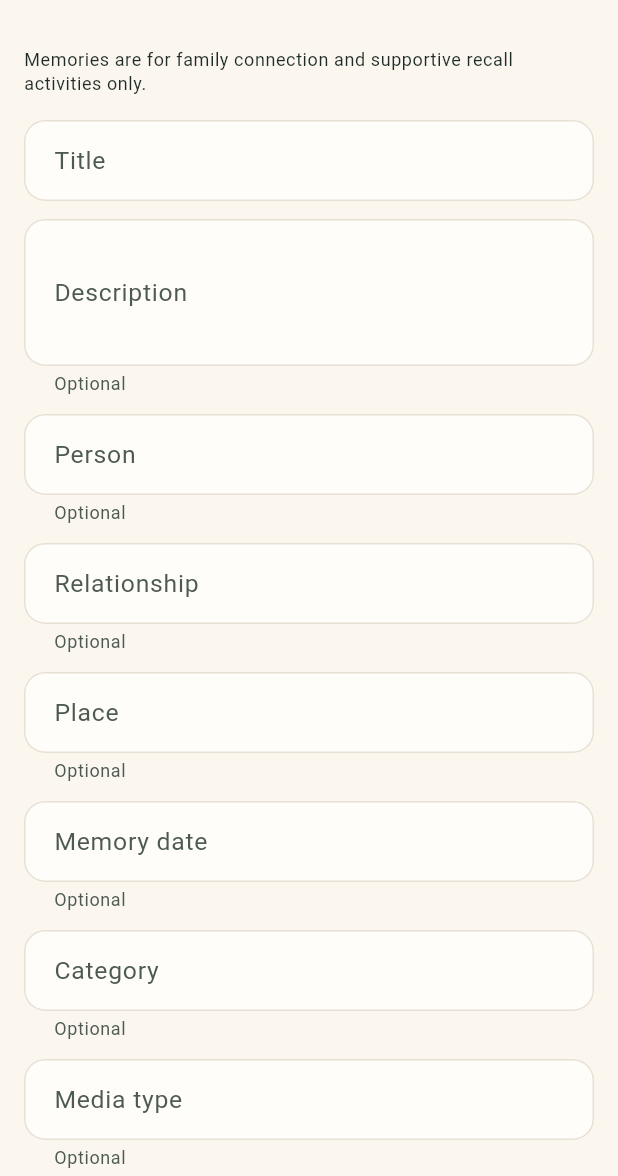
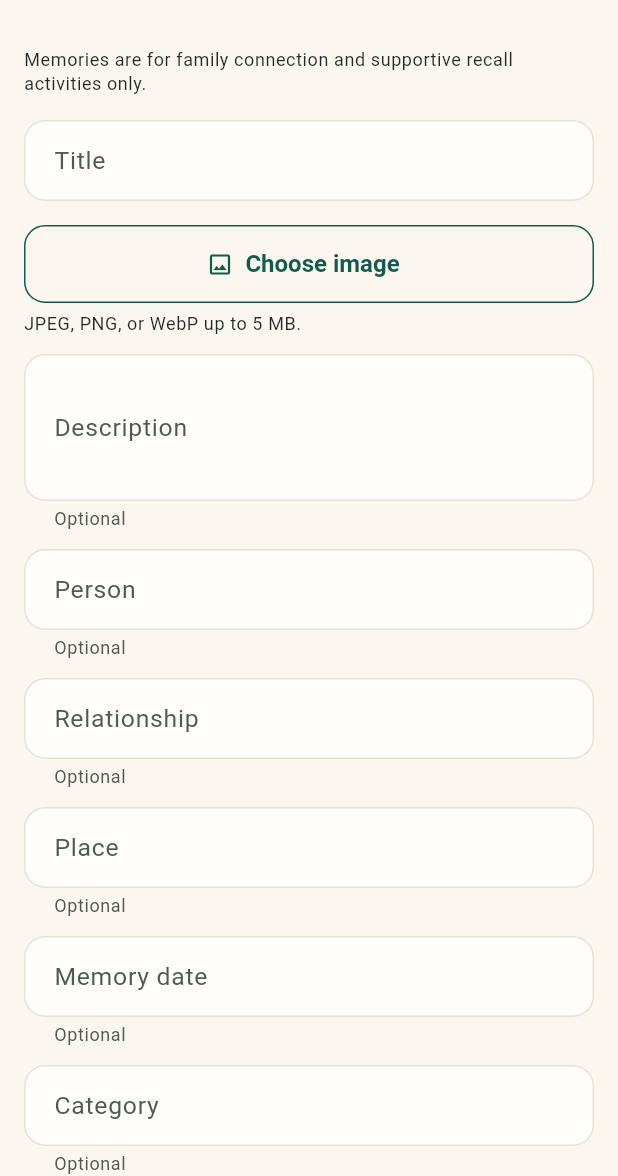
Before and after one commit to samahsuwan122/NeuroBridge, a Flutter app: the MemoryCreateScreen screen opened by its route, on a phone screen of 412 x 824 dp, the part 60-1236 px from its top. Run offline on Flutter 3.47's test engine with Material 3 defaults, Android fonts, the phone set to English and light mode, and no system bars; our stand-ins replace dio, go_router, image_picker; accounts and stored records are empty.

Commit message:
feat(mobile): upload memory images

```diff
--- a/mobile/lib/core/localization/app_localizations.dart
+++ b/mobile/lib/core/localization/app_localizations.dart
@@ -147,7 +147,19 @@ class AppLocalizations {
       'cancel': 'Cancel',
       'submitting': 'Saving…',
       'memoryDateHint': 'YYYY-MM-DD',
-      'mediaUrlHint': 'Link or note (no file upload yet)',
+      'mediaUrlHint': 'Link or note (optional)',
+      // Image upload
+      'chooseImage': 'Choose image',
+      'changeImage': 'Change image',
+      'imageSelected': 'Selected image',
+      'imageRequirements': 'JPEG, PNG, or WebP up to 5 MB.',
+      'imageUploadFailed': 'Could not upload the image. Please try again.',
+      'imageUploadSuccess': 'Memory and image saved.',
+      'unsupportedImageType': 'Unsupported image type. Use JPEG, PNG, or WebP.',
+      'imageTooLarge': 'The image is too large (maximum 5 MB).',
+      'memoryCreatedImageFailed':
+          'Memory saved, but the image could not be uploaded. You can add it later.',
+      'imageAttached': 'Image attached',
     },
     'ar': {
       'appTitle': 'نيوروبريدج',
@@ -275,7 +287,19 @@ class AppLocalizations {
       'cancel': 'إلغاء',
       'submitting': 'جارٍ الحفظ…',
       'memoryDateHint': 'YYYY-MM-DD',
-      'mediaUrlHint': 'رابط أو ملاحظة (لا يوجد رفع ملفات بعد)',
+      'mediaUrlHint': 'رابط أو ملاحظة (اختياري)',
+      // Image upload
+      'chooseImage': 'اختيار صورة',
+      'changeImage': 'تغيير الصورة',
+      'imageSelected': 'الصورة المحددة',
+      'imageRequirements': 'JPEG أو PNG أو WebP حتى ٥ ميجابايت.',
+      'imageUploadFailed': 'تعذّر رفع الصورة. حاول مرة أخرى.',
+      'imageUploadSuccess': 'تم حفظ الذكرى والصورة.',
+      'unsupportedImageType': 'نوع صورة غير مدعوم. استخدم JPEG أو PNG أو WebP.',
+      'imageTooLarge': 'الصورة كبيرة جدًا (الحد الأقصى ٥ ميجابايت).',
+      'memoryCreatedImageFailed':
+          'تم حفظ الذكرى، لكن تعذّر رفع الصورة. يمكنك إضافتها لاحقًا.',
+      'imageAttached': 'صورة مرفقة',
     },
   };
 
@@ -406,6 +430,17 @@ class AppLocalizations {
   String get submitting => _t('submitting');
   String get memoryDateHint => _t('memoryDateHint');
   String get mediaUrlHint => _t('mediaUrlHint');
+
+  String get chooseImage => _t('chooseImage');
+  String get changeImage => _t('changeImage');
+  String get imageSelected => _t('imageSelected');
+  String get imageRequirements => _t('imageRequirements');
+  String get imageUploadFailed => _t('imageUploadFailed');
+  String get imageUploadSuccess => _t('imageUploadSuccess');
+  String get unsupportedImageType => _t('unsupportedImageType');
+  String get imageTooLarge => _t('imageTooLarge');
+  String get memoryCreatedImageFailed => _t('memoryCreatedImageFailed');
+  String get imageAttached => _t('imageAttached');
 }
 
 class _AppLocalizationsDelegate
--- a/mobile/lib/features/memories/application/memories_controller.dart
+++ b/mobile/lib/features/memories/application/memories_controller.dart
@@ -4,30 +4,48 @@ import '../../../core/storage/secure_storage_service.dart';
 import '../../home/data/patient_api.dart';
 import '../data/memories_api.dart';
 import '../data/memory_entry.dart';
+import '../data/memory_image.dart';
+import '../data/memory_image_picker.dart';
 
 enum MemoriesStatus { initial, loading, loaded, empty, error }
 
 enum MemoryCreateStatus { idle, submitting, success, error }
 
-/// Loads the caller's visible Memory Album entries and creates new ones.
+/// Result of submitting the Add Memory form.
+enum MemorySubmitResult { success, createFailed, imageUploadFailed }
+
+/// Why a picked image was rejected client-side (before any upload).
+enum MemoryImageError { unsupportedType, tooLarge }
+
+/// Loads the caller's Memory Album entries, creates new ones, and uploads an
+/// optional real image.
 ///
-/// Never throws to the UI and never logs tokens. A missing token, a missing
-/// patient profile, or a backend error maps to an `error` status with retry
-/// support. Creating uses `POST /api/v1/memories` (no file upload).
+/// Never throws to the UI and never logs tokens or local file paths. Missing
+/// token/profile or backend errors map to safe states.
 class MemoriesController extends ChangeNotifier {
-  MemoriesController(this._api, this._patientApi, this._storage);
+  MemoriesController(
+    this._api,
+    this._patientApi,
+    this._storage, [
+    MemoryImagePicker? picker,
+  ]) : _picker = picker ?? ImagePickerMemoryPicker();
 
   final MemoriesApi _api;
   final PatientApi _patientApi;
   final SecureStorageService _storage;
+  final MemoryImagePicker _picker;
 
   MemoriesStatus _status = MemoriesStatus.initial;
   List<MemoryEntry> _memories = const [];
   MemoryCreateStatus _createStatus = MemoryCreateStatus.idle;
+  PickedMemoryImage? _selectedImage;
+  MemoryImageError? _imageError;
 
   MemoriesStatus get status => _status;
   List<MemoryEntry> get memories => _memories;
   MemoryCreateStatus get createStatus => _createStatus;
+  PickedMemoryImage? get selectedImage => _selectedImage;
+  MemoryImageError? get imageError => _imageError;
 
   Future<void> load() async {
     _status = MemoriesStatus.loading;
@@ -48,11 +66,46 @@ class MemoriesController extends ChangeNotifier {
     notifyListeners();
   }
 
-  /// Creates a memory for the caller's first visible patient profile.
+  /// Pick an image from the gallery and validate it client-side. A cancelled
+  /// pick is a no-op; an unsupported type or oversized file sets [imageError].
+  Future<void> pickImage() async {
+    try {
+      final picked = await _picker.pick();
+      if (picked == null) return; // cancelled
+      if (!picked.isAllowedType) {
+        _selectedImage = null;
+        _imageError = MemoryImageError.unsupportedType;
+        notifyListeners();
+        return;
+      }
+      if (!picked.isWithinSize) {
+        _selectedImage = null;
+        _imageError = MemoryImageError.tooLarge;
+        notifyListeners();
+        return;
+      }
+      _selectedImage = picked;
+      _imageError = null;
+      notifyListeners();
+    } catch (_) {
+      // Never crash the UI because the picker failed.
+    }
+  }
+
+  void clearSelectedImage() {
+    _selectedImage = null;
+    _imageError = null;
+    notifyListeners();
+  }
+
+  /// Create a memory for the caller's first visible patient profile, then (if
+  /// an image is selected) upload it.
   ///
-  /// Returns true on success (and refreshes the list). Returns false — with
-  /// [createStatus] == error — on a missing token/profile or a backend error.
-  Future<bool> createMemory({
+  /// Returns [MemorySubmitResult.success] when everything succeeds,
+  /// [MemorySubmitResult.createFailed] (with [createStatus] == error) if the
+  /// memory could not be created, or [MemorySubmitResult.imageUploadFailed] if
+  /// the memory was created but the image upload failed (the memory is kept).
+  Future<MemorySubmitResult> createMemory({
     required String title,
     String? description,
     String? personName,
@@ -70,15 +123,15 @@ class MemoriesController extends ChangeNotifier {
       if (token == null || token.isEmpty) {
         _createStatus = MemoryCreateStatus.error;
         notifyListeners();
-        return false;
+        return MemorySubmitResult.createFailed;
       }
       final profiles = await _patientApi.listPatients(token);
       if (profiles.isEmpty) {
         _createStatus = MemoryCreateStatus.error;
         notifyListeners();
-        return false;
+        return MemorySubmitResult.createFailed;
       }
-      await _api.createMemory(
+      final created = await _api.createMemory(
         token: token,
         patientProfileId: profiles.first.id,
         title: title,
@@ -91,21 +144,43 @@ class MemoriesController extends ChangeNotifier {
         mediaType: mediaType,
         mediaUrl: mediaUrl,
       );
+
+      final image = _selectedImage;
+      if (image != null) {
+        try {
+          await _api.uploadMemoryImage(
+            token: token,
+            memoryId: created.id,
+            image: image,
+          );
+        } catch (_) {
+          // The memory was created; only the image failed.
+          _selectedImage = null;
+          _createStatus = MemoryCreateStatus.success;
+          notifyListeners();
+          await load();
+          return MemorySubmitResult.imageUploadFailed;
+        }
+      }
+
+      _selectedImage = null;
       _createStatus = MemoryCreateStatus.success;
       notifyListeners();
       // Refresh the list so the new memory is visible when returning.
       await load();
-      return true;
+      return MemorySubmitResult.success;
     } catch (_) {
       _createStatus = MemoryCreateStatus.error;
       notifyListeners();
-      return false;
+      return MemorySubmitResult.createFailed;
     }
   }
 
-  /// Reset the create status (e.g. when opening the Add Memory form).
+  /// Reset transient create state (e.g. when opening the Add Memory form).
   void resetCreate() {
     _createStatus = MemoryCreateStatus.idle;
+    _selectedImage = null;
+    _imageError = null;
     notifyListeners();
   }
 }
--- a/mobile/lib/features/memories/data/memories_api.dart
+++ b/mobile/lib/features/memories/data/memories_api.dart
@@ -1,9 +1,13 @@
+import 'package:dio/dio.dart';
+
 import '../../../core/network/api_client.dart';
 import 'memory_entry.dart';
+import 'memory_image.dart';
 
-/// API layer for the Memory Album (read-only in this phase).
+/// API layer for the Memory Album.
 ///
-/// Uses authenticated GETs only. Tokens are passed per-request, never logged.
+/// Tokens are passed per-request and never logged; local file paths are never
+/// logged (images are sent as in-memory bytes).
 class MemoriesApi {
   const MemoriesApi(this._client);
 
@@ -63,4 +67,40 @@ class MemoriesApi {
     final res = await _client.postJson('/memories', payload, token: token);
     return MemoryEntry.fromJson((res.data as Map).cast<String, dynamic>());
   }
+
+  /// POST /api/v1/memories/{memoryId}/media — upload a real image.
+  ///
+  /// Sends the picked image as multipart field `file` (jpeg/png/webp). Returns
+  /// the updated memory (media_type="image", media_url=/media/...). Callers
+  /// should validate type/size first; the backend also enforces both.
+  Future<MemoryEntry> uploadMemoryImage({
+    required String token,
+    required String memoryId,
+    required PickedMemoryImage image,
+  }) async {
+    final form = FormData.fromMap({
+      'file': MultipartFile.fromBytes(
+        image.bytes,
+        filename: image.filename,
+        contentType: _mediaTypeFor(image),
+      ),
+    });
+    final res = await _client.postMultipart(
+      '/memories/$memoryId/media',
+      form,
+      token: token,
+    );
+    return MemoryEntry.fromJson((res.data as Map).cast<String, dynamic>());
+  }
+
+  DioMediaType _mediaTypeFor(PickedMemoryImage image) {
+    final mt = image.mimeType?.toLowerCase();
+    final ext = image.extension;
+    if (mt == 'image/png' || ext == 'png') return DioMediaType('image', 'png');
+    if (mt == 'image/webp' || ext == 'webp') {
+      return DioMediaType('image', 'webp');
+    }
+    // Default to JPEG for jpg/jpeg (already validated as an allowed type).
+    return DioMediaType('image', 'jpeg');
+  }
 }
--- /dev/null
+++ b/mobile/lib/features/memories/data/memory_image.dart
@@ -0,0 +1,42 @@
+import 'dart:typed_data';
+
+/// Maximum accepted Memory Album image size (5 MB), matching the backend.
+const int kMaxMemoryImageBytes = 5 * 1024 * 1024;
+
+/// Allowed image file extensions (matches the backend allow-list).
+const Set<String> kAllowedImageExtensions = {'jpg', 'jpeg', 'png', 'webp'};
+
+/// Allowed image MIME types (matches the backend allow-list).
+const Set<String> kAllowedImageMimeTypes = {
+  'image/jpeg',
+  'image/png',
+  'image/webp',
+};
+
+/// An image the user picked, held in memory (bytes) so it works on web and
+/// mobile. Supportive/family-engagement content only — never analyzed.
+class PickedMemoryImage {
+  const PickedMemoryImage({
+    required this.bytes,
+    required this.filename,
+    this.mimeType,
+  });
+
+  final Uint8List bytes;
+  final String filename;
+  final String? mimeType;
+
+  /// Lower-case file extension without the dot (empty if none).
+  String get extension {
+    final dot = filename.lastIndexOf('.');
+    return dot == -1 ? '' : filename.substring(dot + 1).toLowerCase();
+  }
+
+  bool get isAllowedType {
+    final mt = mimeType?.toLowerCase();
+    if (mt != null && kAllowedImageMimeTypes.contains(mt)) return true;
+    return kAllowedImageExtensions.contains(extension);
+  }
+
+  bool get isWithinSize => bytes.length <= kMaxMemoryImageBytes;
+}
--- /dev/null
+++ b/mobile/lib/features/memories/data/memory_image_picker.dart
@@ -0,0 +1,34 @@
+import 'package:image_picker/image_picker.dart';
+
+import 'memory_image.dart';
+
+/// Abstraction over image selection so the picker can be faked in tests.
+abstract class MemoryImagePicker {
+  /// Returns the picked image, or null if the user cancelled.
+  Future<PickedMemoryImage?> pick();
+}
+
+/// Default picker backed by the `image_picker` plugin (gallery). Works on
+/// mobile and web; reads the file as bytes so no local path is exposed/logged.
+class ImagePickerMemoryPicker implements MemoryImagePicker {
+  ImagePickerMemoryPicker([ImagePicker? picker])
+      : _picker = picker ?? ImagePicker();
+
+  final ImagePicker _picker;
+
+  @override
+  Future<PickedMemoryImage?> pick() async {
+    final XFile? file = await _picker.pickImage(
+      source: ImageSource.gallery,
+      maxWidth: 2000,
+      imageQuality: 85,
+    );
+    if (file == null) return null;
+    final bytes = await file.readAsBytes();
+    return PickedMemoryImage(
+      bytes: bytes,
+      filename: file.name,
+      mimeType: file.mimeType,
+    );
+  }
+}
--- a/mobile/lib/features/memories/presentation/memory_create_screen.dart
+++ b/mobile/lib/features/memories/presentation/memory_create_screen.dart
@@ -57,7 +57,9 @@ class _MemoryCreateScreenState extends State<MemoryCreateScreen> {
     if (!_formKey.currentState!.validate()) return;
 
     final memories = AppScope.of(context).memories;
-    final ok = await memories.createMemory(
+    final hadImage = memories.selectedImage != null;
+
+    final result = await memories.createMemory(
       title: _title.text,
       description: _description.text,
       personName: _personName.text,
@@ -69,13 +71,22 @@ class _MemoryCreateScreenState extends State<MemoryCreateScreen> {
       mediaUrl: _mediaUrl.text,
     );
     if (!mounted) return;
-    if (ok) {
-      ScaffoldMessenger.of(context).showSnackBar(
-        SnackBar(content: Text(l10n.memorySaved)),
-      );
-      context.go('/memories');
+    switch (result) {
+      case MemorySubmitResult.success:
+        ScaffoldMessenger.of(context).showSnackBar(SnackBar(
+          content: Text(hadImage ? l10n.imageUploadSuccess : l10n.memorySaved),
+        ));
+        context.go('/memories');
+      case MemorySubmitResult.imageUploadFailed:
+        // The memory was created; only the image failed.
+        ScaffoldMessenger.of(context).showSnackBar(
+          SnackBar(content: Text(l10n.memoryCreatedImageFailed)),
+        );
+        context.go('/memories');
+      case MemorySubmitResult.createFailed:
+        // Inline error message is shown via createStatus.
+        break;
     }
-    // On failure the inline error message is shown via createStatus.
   }
 
   @override
@@ -111,6 +122,8 @@ class _MemoryCreateScreenState extends State<MemoryCreateScreen> {
                               ? l10n.memoryTitleRequired
                               : null,
                     ),
+                    const SizedBox(height: 16),
+                    _ImageSection(memories: memories, l10n: l10n),
                     const SizedBox(height: 12),
                     _OptionalField(
                         controller: _description,
@@ -198,6 +211,58 @@ class _MemoryCreateScreenState extends State<MemoryCreateScreen> {
   }
 }
 
+class _ImageSection extends StatelessWidget {
+  const _ImageSection({required this.memories, required this.l10n});
+
+  final MemoriesController memories;
+  final AppLocalizations l10n;
+
+  String? _errorText() {
+    switch (memories.imageError) {
+      case MemoryImageError.unsupportedType:
+        return l10n.unsupportedImageType;
+      case MemoryImageError.tooLarge:
+        return l10n.imageTooLarge;
+      case null:
+        return null;
+    }
+  }
+
+  @override
+  Widget build(BuildContext context) {
+    final theme = Theme.of(context);
+    return AnimatedBuilder(
+      animation: memories,
+      builder: (context, _) {
+        final selected = memories.selectedImage;
+        final error = _errorText();
+        return Column(
+          crossAxisAlignment: CrossAxisAlignment.start,
+          children: [
+            OutlinedButton.icon(
+              onPressed: memories.pickImage,
+              icon: const Icon(Icons.image_outlined),
+              label: Text(selected == null ? l10n.chooseImage : l10n.changeImage),
+            ),
+            if (selected != null) ...[
+              const SizedBox(height: 6),
+              Text('${l10n.imageSelected}: ${selected.filename}',
+                  style: theme.textTheme.bodyMedium),
+            ],
+            if (error != null) ...[
+              const SizedBox(height: 6),
+              Text(error,
+                  style: TextStyle(color: theme.colorScheme.error)),
+            ],
+            const SizedBox(height: 6),
+            Text(l10n.imageRequirements, style: theme.textTheme.bodySmall),
+          ],
+        );
+      },
+    );
+  }
+}
+
 class _OptionalField extends StatelessWidget {
   const _OptionalField({
     required this.controller,
--- a/mobile/pubspec.yaml
+++ b/mobile/pubspec.yaml
@@ -21,6 +21,8 @@ dependencies:
   dio: ^5.7.0
   # Secure token storage
   flutter_secure_storage: ^9.2.2
+  # Image selection (gallery) for Memory Album uploads (mobile + web)
+  image_picker: ^1.1.2
   # Internationalization utilities
   intl: any
 
```
Also changed, not shown: mobile/lib/core/network/api_client.dart (+15 -0 lines), mobile/lib/features/memories/presentation/memories_screen.dart (+36 -1 lines), mobile/pubspec.lock, 3 other files.
